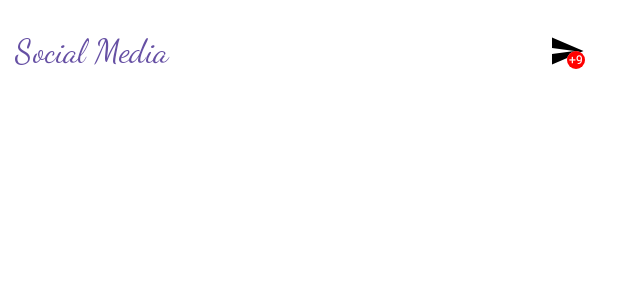
After one commit to mohammad-dehghanifard/kotlin_jetpack_instagram_ui, an Android app built with Jetpack Compose: the @Preview function TopBarView, on a phone screen of 412 x 824 dp. The commit adds this screen. Shown: the top 300 px of the screen. Run offline under Robolectric (Android 15) with nearby library versions, the phone set to English and light mode, and no system bars.

Commit message:
completed TopBarView

```diff
--- a/app/src/main/java/ir/dehghanifard/kotlin_jetpack_instagram_ui/components/HomeAppBar.kt
+++ /dev/null
@@ -1,8 +0,0 @@
-package ir.dehghanifard.kotlin_jetpack_instagram_ui.components
-
-import androidx.compose.runtime.Composable
-
-@Composable
-fun HomeAppBar() {
-
-}
--- /dev/null
+++ b/app/src/main/java/ir/dehghanifard/kotlin_jetpack_instagram_ui/components/TopBarView.kt
@@ -0,0 +1,62 @@
+package ir.dehghanifard.kotlin_jetpack_instagram_ui.components
+
+import androidx.compose.foundation.background
+import androidx.compose.foundation.isSystemInDarkTheme
+import androidx.compose.foundation.layout.Box
+import androidx.compose.foundation.layout.Row
+import androidx.compose.foundation.layout.fillMaxSize
+import androidx.compose.foundation.layout.padding
+import androidx.compose.foundation.layout.size
+import androidx.compose.foundation.shape.RoundedCornerShape
+import androidx.compose.material.icons.Icons
+import androidx.compose.material.icons.filled.Send
+import androidx.compose.material3.Card
+import androidx.compose.material3.Icon
+import androidx.compose.material3.IconButton
+import androidx.compose.material3.Text
+import androidx.compose.runtime.Composable
+import androidx.compose.ui.Alignment
+import androidx.compose.ui.Modifier
+import androidx.compose.ui.graphics.Color
+import androidx.compose.ui.text.font.FontFamily
+import androidx.compose.ui.text.style.TextAlign
+import androidx.compose.ui.tooling.preview.Preview
+import androidx.compose.ui.unit.dp
+import androidx.compose.ui.unit.sp
+import ir.dehghanifard.kotlin_jetpack_instagram_ui.ui.theme.Purple40
+
+@Preview
+@Composable
+fun TopBarView() {
+    Row(verticalAlignment = Alignment.CenterVertically, modifier = Modifier.padding(10.dp)) {
+
+       Text(
+           text = "Social Media",
+           fontFamily = FontFamily.Cursive,
+           fontSize = 22.sp,
+           color = if( isSystemInDarkTheme()) Color.White else Purple40,
+           modifier = Modifier.weight(1f)
+       )
+
+           IconButton(onClick = { /*TODO*/ }) {
+               Box(contentAlignment = Alignment.BottomEnd) {
+                   Icon(Icons.Filled.Send, contentDescription = null)
+
+                   Card(
+                       modifier = Modifier.size(12.dp),
+                      shape = RoundedCornerShape(50)
+                   ) {
+                       Box(modifier = Modifier.fillMaxSize().background(Color.Red), contentAlignment = Alignment.Center) {
+                           Text(
+                               text = "+9",
+                               color = Color.White,
+                               fontSize = 8.sp,
+                               textAlign = TextAlign.Center,
+                           )
+                       }
+                   }
+               }
+           }
+
+    }
+}
--- a/app/src/main/java/ir/dehghanifard/kotlin_jetpack_instagram_ui/screens/HomeScreeen.kt
+++ b/app/src/main/java/ir/dehghanifard/kotlin_jetpack_instagram_ui/screens/HomeScreeen.kt
@@ -5,5 +5,5 @@ import androidx.compose.runtime.Composable
 
 @Composable
  fun HomeScreen() {
-  Text(text = "home")
+
  }
--- a/app/src/main/java/ir/dehghanifard/kotlin_jetpack_instagram_ui/screens/MainScreen.kt
+++ b/app/src/main/java/ir/dehghanifard/kotlin_jetpack_instagram_ui/screens/MainScreen.kt
@@ -7,13 +7,13 @@ import androidx.navigation.compose.NavHost
 import androidx.navigation.compose.composable
 import androidx.navigation.compose.rememberNavController
 import ir.dehghanifard.kotlin_jetpack_instagram_ui.components.ButtonNavigation
-import ir.dehghanifard.kotlin_jetpack_instagram_ui.components.HomeAppBar
+import ir.dehghanifard.kotlin_jetpack_instagram_ui.components.TopBarView
 
 @Composable
 fun MainScreen() {
     val navController = rememberNavController()
     Scaffold(
-        topBar = { HomeAppBar() },
+        topBar = { TopBarView() },
         bottomBar = { ButtonNavigation(navController) }
     ) {
         NavHost(
--- a/app/src/main/java/ir/dehghanifard/kotlin_jetpack_instagram_ui/screens/SearchScreen.kt
+++ b/app/src/main/java/ir/dehghanifard/kotlin_jetpack_instagram_ui/screens/SearchScreen.kt
@@ -1,10 +1,7 @@
 package ir.dehghanifard.kotlin_jetpack_instagram_ui.screens
-
-import androidx.compose.material3.Text
 import androidx.compose.runtime.Composable
 
 @Composable
 fun SearchScreen() {
-    Text(text = "search")
 
 }
```
